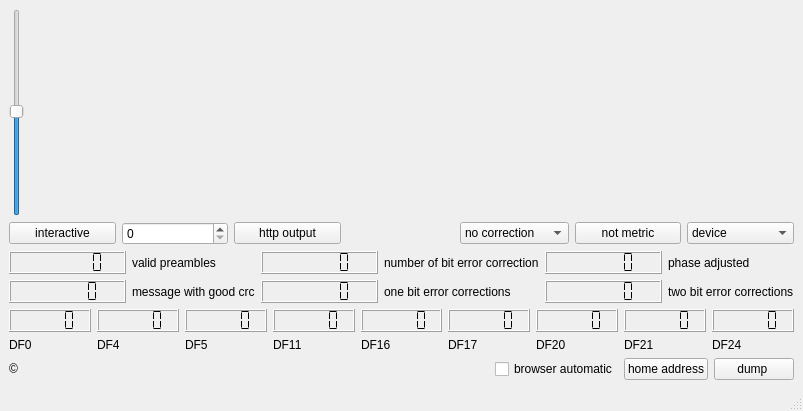
Old version of the form qt-1090.ui in the repository JvanKatwijk/qt-1090.
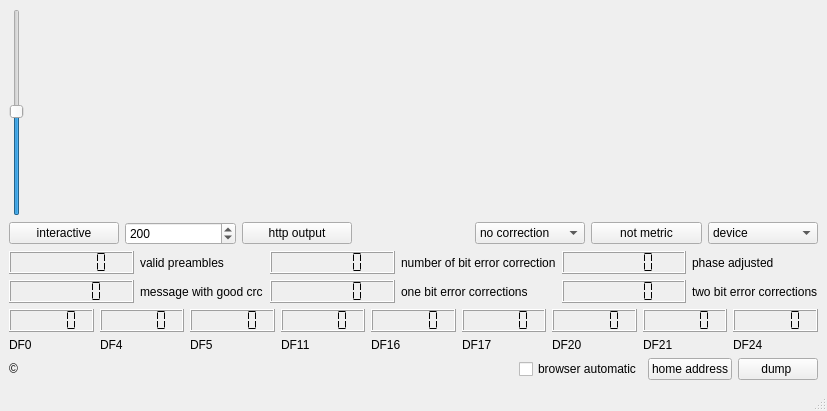
New version of the form. Custom widgets are drawn as their Qt base class.

Patch:
```diff
--- a/qt-1090.ui
+++ b/qt-1090.ui
@@ -6,7 +6,7 @@
    <rect>
     <x>0</x>
     <y>0</y>
-    <width>803</width>
+    <width>827</width>
     <height>411</height>
    </rect>
   </property>
@@ -62,6 +62,12 @@
         <property name="toolTip">
          <string>&lt;html&gt;&lt;head/&gt;&lt;body&gt;&lt;p&gt;selector for the duration that a visible is still listed while waiting for messages to be received&lt;/p&gt;&lt;/body&gt;&lt;/html&gt;</string>
         </property>
+        <property name="maximum">
+         <number>1000</number>
+        </property>
+        <property name="value">
+         <number>200</number>
+        </property>
        </widget>
       </item>
       <item>
```
Left out of the diff: 34 changed lines with no effect on the pictures.
